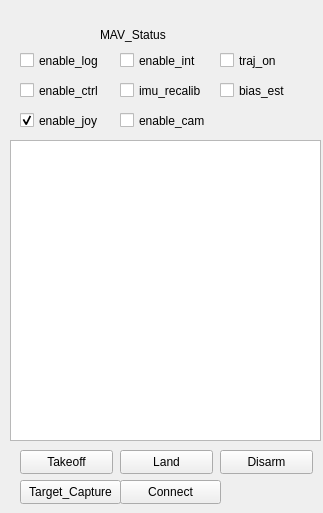
Qt form src/rqt_quadcoptergui/QuadCopterwidget.ui (garimellagowtham/rqt_quadcoptergui) before a commit.
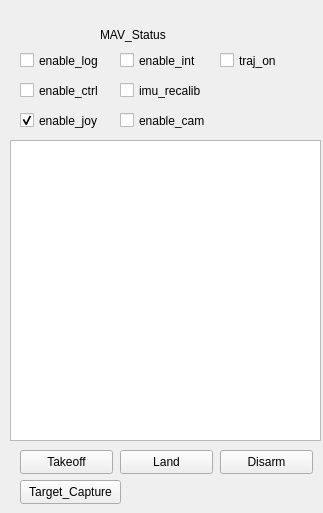
The same form after that commit.

Commit message: Completed a working Gui. Have to test OnboardNodeHandler

```diff
--- a/src/rqt_quadcoptergui/QuadCopterwidget.ui
+++ b/src/rqt_quadcoptergui/QuadCopterwidget.ui
@@ -75,19 +75,6 @@
     <string>imu_recalib</string>
    </property>
   </widget>
-  <widget class="QCheckBox" name="bias_estcheckbox">
-   <property name="geometry">
-    <rect>
-     <x>220</x>
-     <y>80</y>
-     <width>101</width>
-     <height>21</height>
-    </rect>
-   </property>
-   <property name="text">
-    <string>bias_est</string>
-   </property>
-  </widget>
   <widget class="QPushButton" name="Disarmbutton">
    <property name="geometry">
     <rect>
@@ -201,19 +188,6 @@
     <bool>false</bool>
    </property>
   </widget>
-  <widget class="QPushButton" name="Connectbutton">
-   <property name="geometry">
-    <rect>
-     <x>120</x>
-     <y>480</y>
-     <width>101</width>
-     <height>24</height>
-    </rect>
-   </property>
-   <property name="text">
-    <string>Connect</string>
-   </property>
-  </widget>
  </widget>
  <resources/>
  <connections/>
```
The commit also changes 6 other files.
